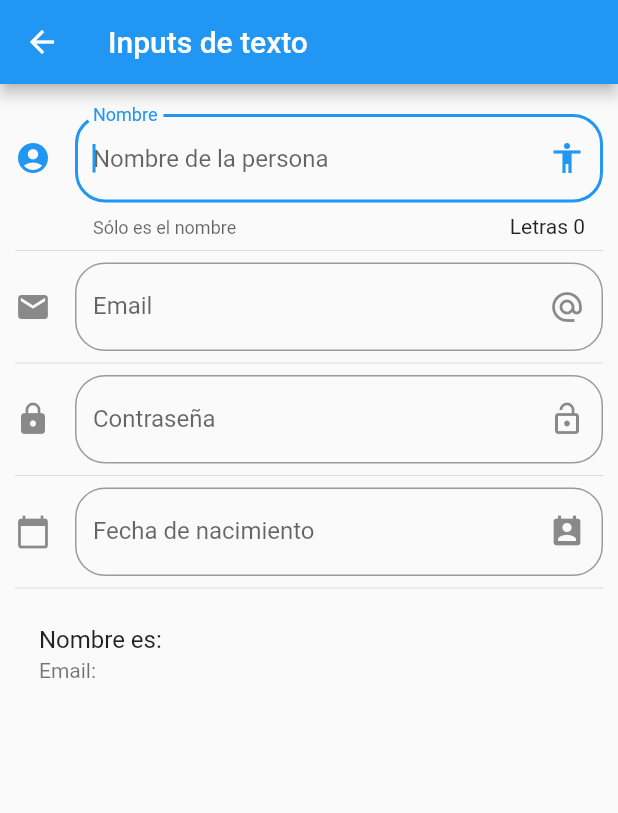
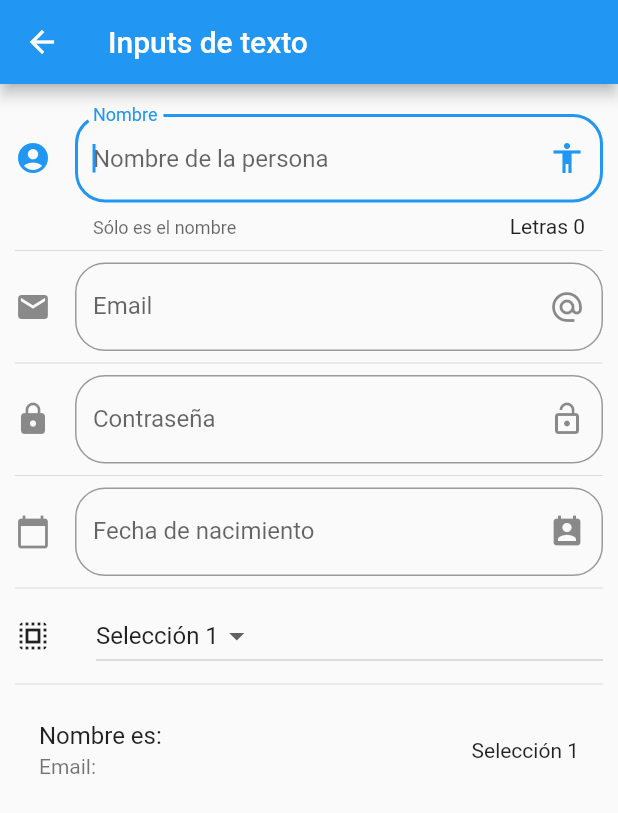
Before and after one commit to AESL82/componentes_flutter, a Flutter app: the InputPage screen opened by its route, on a phone screen of 412 x 824 dp. Shown: the top 813 px of the screen. Run offline on Flutter 3.47's test engine with Material 2 defaults, Android fonts, the phone set to English and light mode, and no system bars.

Commit message:
Dropdown y DropdownMenuItem

```diff
--- a/lib/src/pages/input_page.dart
+++ b/lib/src/pages/input_page.dart
@@ -10,6 +10,13 @@ class _InputPageState extends State<InputPage> {
   String _nombre = ''; // Cambiara cuando se escriba en él.
   String _email = '';
   String _fecha = '';
+  String _opcionSeleccionada = 'Selección 1';
+  List<String> _seleccionar = [
+    'Selección 1',
+    'Selección 2',
+    'Selección 3',
+    'Selección 4'
+  ];
   TextEditingController _inputFieldDateController = new TextEditingController();
 
   @override
@@ -28,6 +35,8 @@ class _InputPageState extends State<InputPage> {
           _crearPassword(),
           Divider(),
           _crearFecha(context),
+          Divider(),
+          _crearDropdown(),
           Divider(),
           _crearPersona(),
         ],
@@ -65,6 +74,8 @@ class _InputPageState extends State<InputPage> {
     return ListTile(
       title: Text('Nombre es: $_nombre'),
       subtitle: Text('Email: $_email'),
+      trailing:
+          Text(_opcionSeleccionada), // trailing es para que aparezca al final.
     );
   }
 
@@ -129,4 +140,39 @@ class _InputPageState extends State<InputPage> {
       });
     }
   }
+
+  List<DropdownMenuItem<String>> getOpcionesDropdown() {
+    List<DropdownMenuItem<String>> lista = new List();
+
+    _seleccionar.forEach((seleccion) {
+      lista.add(DropdownMenuItem(
+        child: Text(seleccion),
+        value: seleccion,
+      ));
+    });
+
+    return lista;
+  }
+
+  _crearDropdown() {
+    return Row(
+      children: [
+        Icon(Icons.select_all),
+        SizedBox(
+          width: 30.0,
+        ),
+        Expanded(
+          child: DropdownButton(
+            value: _opcionSeleccionada,
+            items: getOpcionesDropdown(),
+            onChanged: (opt) {
+              setState(() {
+                _opcionSeleccionada = opt;
+              });
+            },
+          ),
+        )
+      ],
+    );
+  }
 }
```
